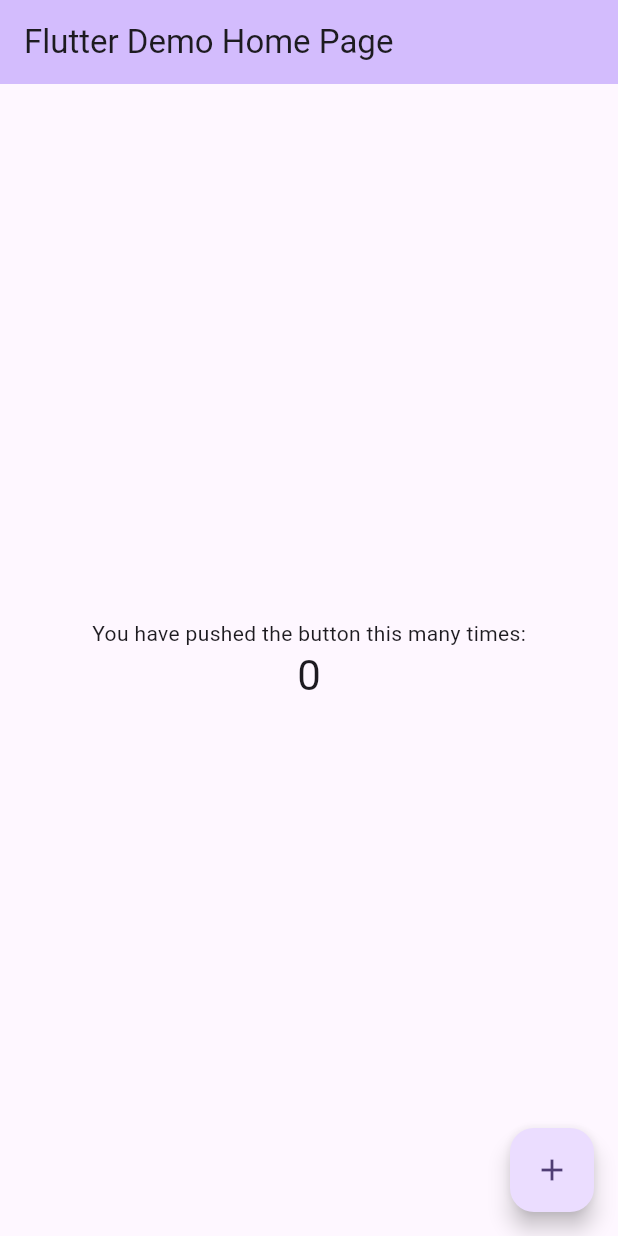
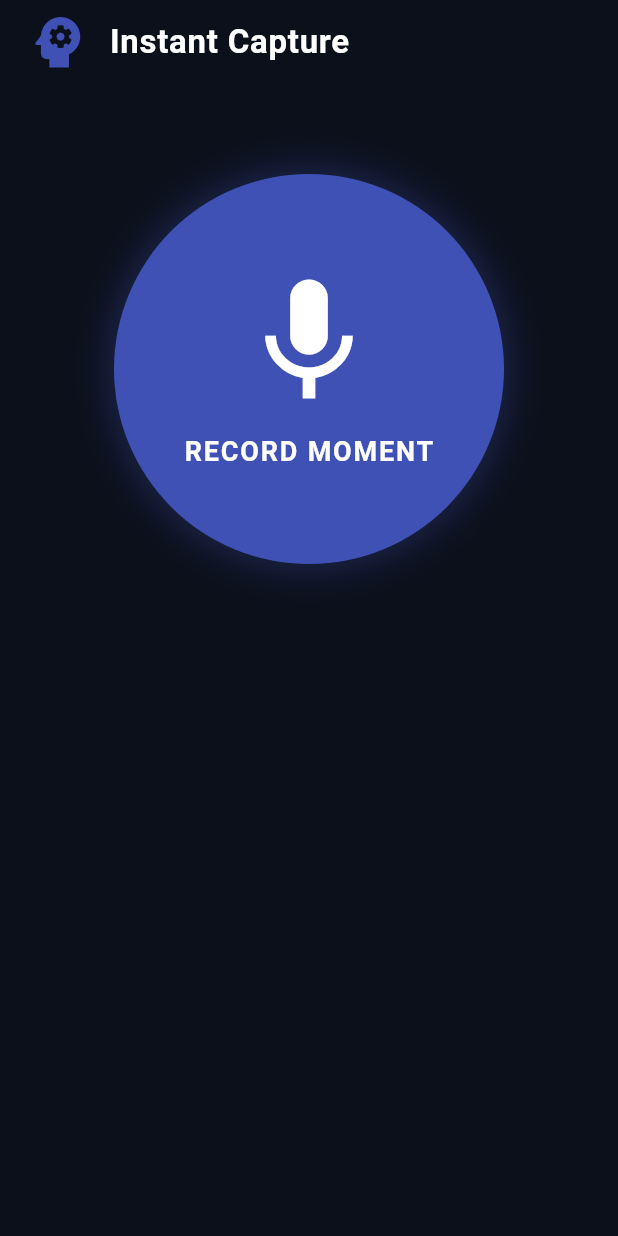
Before and after one commit to GrullonDev/Memory-Companion, a Flutter app: the screen it shows after launch, on a phone screen of 412 x 824 dp. Run offline on Flutter 3.47's test engine with Material 3 defaults, Android fonts, the light colour scheme and no system bars.

Commit message:
feat: inicio de la pantalla Captura del momento

```diff
--- /dev/null
+++ b/lib/features/capture_moment/bloc/capture_moment_bloc.dart
@@ -0,0 +1 @@
+class CaptureMomentBloc {}
--- /dev/null
+++ b/lib/features/capture_moment/pages/capture_moment_page.dart
@@ -0,0 +1,106 @@
+import 'package:flutter/material.dart';
+
+class CaptureMomentPage extends StatefulWidget {
+  const CaptureMomentPage({super.key});
+
+  @override
+  State<CaptureMomentPage> createState() => _CaptureMomentPageState();
+}
+
+class _CaptureMomentPageState extends State<CaptureMomentPage> {
+  bool _isListening = false;
+
+  void _toggleListening() {
+    setState(() {
+      _isListening = !_isListening;
+    });
+  }
+
+  @override
+  Widget build(BuildContext context) {
+    return Scaffold(
+      backgroundColor: const Color(0xFF0B101B),
+      appBar: AppBar(
+        backgroundColor: const Color(0xFF0B101B),
+        elevation: 0,
+        title: Row(
+          children: [
+            const Icon(Icons.psychology, color: Color(0xFF3F51B5), size: 45),
+            const SizedBox(width: 12),
+            const Text(
+              'Instant Capture',
+              style: TextStyle(
+                color: Colors.white,
+                fontWeight: FontWeight.bold,
+                fontSize: 22,
+                letterSpacing: 0.5,
+              ),
+            ),
+          ],
+        ),
+      ),
+      body: Column(
+        children: [
+          const SizedBox(height: 60),
+          Center(
+            child: GestureDetector(
+              onTap: _toggleListening,
+              child: AnimatedContainer(
+                duration: const Duration(milliseconds: 300),
+                width: 260,
+                height: 260,
+                decoration: BoxDecoration(
+                  shape: BoxShape.circle,
+                  color: const Color(0xFF3F51B5),
+                  boxShadow: [
+                    BoxShadow(
+                      color: const Color(
+                        0xFF3F51B5,
+                      ).withOpacity(_isListening ? 0.6 : 0.3),
+                      blurRadius: _isListening ? 40 : 20,
+                      spreadRadius: _isListening ? 10 : 5,
+                    ),
+                  ],
+                ),
+                child: Column(
+                  mainAxisAlignment: MainAxisAlignment.center,
+                  children: [
+                    Icon(
+                      _isListening ? Icons.stop_rounded : Icons.mic,
+                      color: Colors.white,
+                      size: 100,
+                    ),
+                    const SizedBox(height: 10),
+                    Text(
+                      _isListening ? 'STOP RECORDING' : 'RECORD MOMENT',
+                      style: const TextStyle(
+                        color: Colors.white,
+                        fontWeight: FontWeight.bold,
+                        fontSize: 18,
+                        letterSpacing: 1.2,
+                      ),
+                    ),
+                  ],
+                ),
+              ),
+            ),
+          ),
+          const SizedBox(height: 60),
+          AnimatedOpacity(
+            duration: const Duration(milliseconds: 300),
+            opacity: _isListening ? 1.0 : 0.0,
+            child: const Text(
+              'LISTENING FOR CONTEXT...',
+              style: TextStyle(
+                color: Colors.white54,
+                fontSize: 16,
+                fontWeight: FontWeight.w500,
+                letterSpacing: 1.5,
+              ),
+            ),
+          ),
+        ],
+      ),
+    );
+  }
+}
--- a/lib/main.dart
+++ b/lib/main.dart
@@ -1,122 +1,6 @@
 import 'package:flutter/material.dart';
+import 'package:memory_companion/utils/app.dart';
 
 void main() {
   runApp(const MyApp());
 }
-
-class MyApp extends StatelessWidget {
-  const MyApp({super.key});
-
-  // This widget is the root of your application.
-  @override
-  Widget build(BuildContext context) {
-    return MaterialApp(
-      title: 'Flutter Demo',
-      theme: ThemeData(
-        // This is the theme of your application.
-        //
-        // TRY THIS: Try running your application with "flutter run". You'll see
-        // the application has a purple toolbar. Then, without quitting the app,
-        // try changing the seedColor in the colorScheme below to Colors.green
-        // and then invoke "hot reload" (save your changes or press the "hot
-        // reload" button in a Flutter-supported IDE, or press "r" if you used
-        // the command line to start the app).
-        //
-        // Notice that the counter didn't reset back to zero; the application
-        // state is not lost during the reload. To reset the state, use hot
-        // restart instead.
-        //
-        // This works for code too, not just values: Most code changes can be
-        // tested with just a hot reload.
-        colorScheme: .fromSeed(seedColor: Colors.deepPurple),
-      ),
-      home: const MyHomePage(title: 'Flutter Demo Home Page'),
-    );
-  }
-}
-
-class MyHomePage extends StatefulWidget {
-  const MyHomePage({super.key, required this.title});
-
-  // This widget is the home page of your application. It is stateful, meaning
-  // that it has a State object (defined below) that contains fields that affect
-  // how it looks.
-
-  // This class is the configuration for the state. It holds the values (in this
-  // case the title) provided by the parent (in this case the App widget) and
-  // used by the build method of the State. Fields in a Widget subclass are
-  // always marked "final".
-
-  final String title;
-
-  @override
-  State<MyHomePage> createState() => _MyHomePageState();
-}
-
-class _MyHomePageState extends State<MyHomePage> {
-  int _counter = 0;
-
-  void _incrementCounter() {
-    setState(() {
-      // This call to setState tells the Flutter framework that something has
-      // changed in this State, which causes it to rerun the build method below
-      // so that the display can reflect the updated values. If we changed
-      // _counter without calling setState(), then the build method would not be
-      // called again, and so nothing would appear to happen.
-      _counter++;
-    });
-  }
-
-  @override
-  Widget build(BuildContext context) {
-    // This method is rerun every time setState is called, for instance as done
-    // by the _incrementCounter method above.
-    //
-    // The Flutter framework has been optimized to make rerunning build methods
-    // fast, so that you can just rebuild anything that needs updating rather
-    // than having to individually change instances of widgets.
-    return Scaffold(
-      appBar: AppBar(
-        // TRY THIS: Try changing the color here to a specific color (to
-        // Colors.amber, perhaps?) and trigger a hot reload to see the AppBar
-        // change color while the other colors stay the same.
-        backgroundColor: Theme.of(context).colorScheme.inversePrimary,
-        // Here we take the value from the MyHomePage object that was created by
-        // the App.build method, and use it to set our appbar title.
-        title: Text(widget.title),
-      ),
-      body: Center(
-        // Center is a layout widget. It takes a single child and positions it
-        // in the middle of the parent.
-        child: Column(
-          // Column is also a layout widget. It takes a list of children and
-          // arranges them vertically. By default, it sizes itself to fit its
-          // children horizontally, and tries to be as tall as its parent.
-          //
-          // Column has various properties to control how it sizes itself and
-          // how it positions its children. Here we use mainAxisAlignment to
-          // center the children vertically; the main axis here is the vertical
-          // axis because Columns are vertical (the cross axis would be
-          // horizontal).
-          //
-          // TRY THIS: Invoke "debug painting" (choose the "Toggle Debug Paint"
-          // action in the IDE, or press "p" in the console), to see the
-          // wireframe for each widget.
-          mainAxisAlignment: .center,
-          children: [
-            const Text('You have pushed the button this many times:'),
-            Text(
-              '$_counter',
-              style: Theme.of(context).textTheme.headlineMedium,
-            ),
-          ],
-        ),
-      ),
-      floatingActionButton: FloatingActionButton(
-        onPressed: _incrementCounter,
-        tooltip: 'Increment',
-        child: const Icon(Icons.add),
-      ),
-    );
-  }
-}
--- /dev/null
+++ b/lib/utils/app.dart
@@ -0,0 +1,15 @@
+import 'package:flutter/material.dart';
+import 'package:memory_companion/features/capture_moment/pages/capture_moment_page.dart';
+
+class MyApp extends StatelessWidget {
+  const MyApp({super.key});
+
+  @override
+  Widget build(BuildContext context) {
+    return MaterialApp(
+      title: 'Memory Companion',
+      theme: ThemeData(colorScheme: .fromSeed(seedColor: Colors.deepPurple)),
+      home: const CaptureMomentPage(),
+    );
+  }
+}
```
Also changed, not shown: 1 other file.
